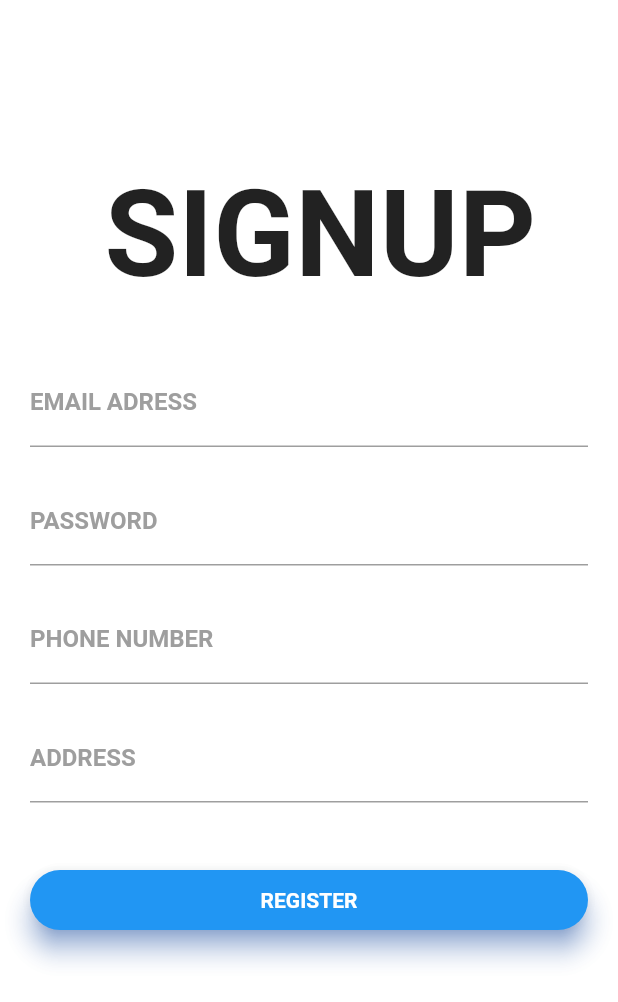
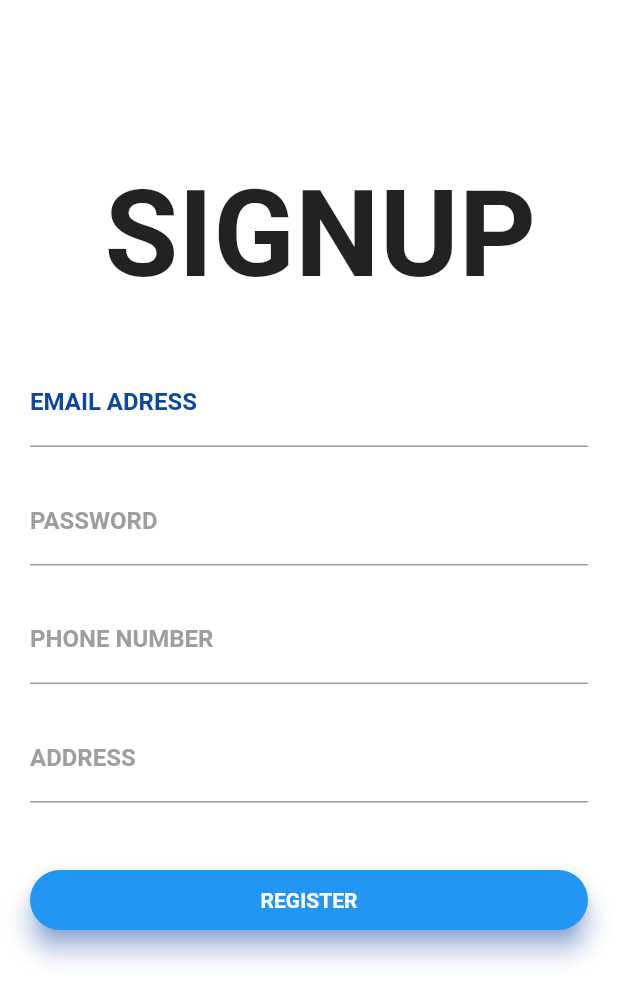
Before and after one commit to famcydaware/csc506-Assignment, a Flutter app: the SignupPage screen opened by its route, on a phone screen of 412 x 824 dp. Shown: the top 1002 px of the screen. Run offline on Flutter 3.47's test engine with Material 2 defaults, Android fonts, the light colour scheme and no system bars; Roboto replaces fonts that are missing (Monserrat, Montserrat).

Commit message:
change some colors

```diff
--- a/lib/signup.dart
+++ b/lib/signup.dart
@@ -38,7 +38,7 @@ class _SignupPageState extends State<SignupPage>{
                     labelStyle: TextStyle(
                       fontFamily: 'Montserrat',
                       fontWeight: FontWeight.bold,
-                      color: Colors.grey
+                      color: Colors.blue[900]
                     ),
                     focusedBorder: UnderlineInputBorder(
                       borderSide:BorderSide (color:Colors.blue)
```
